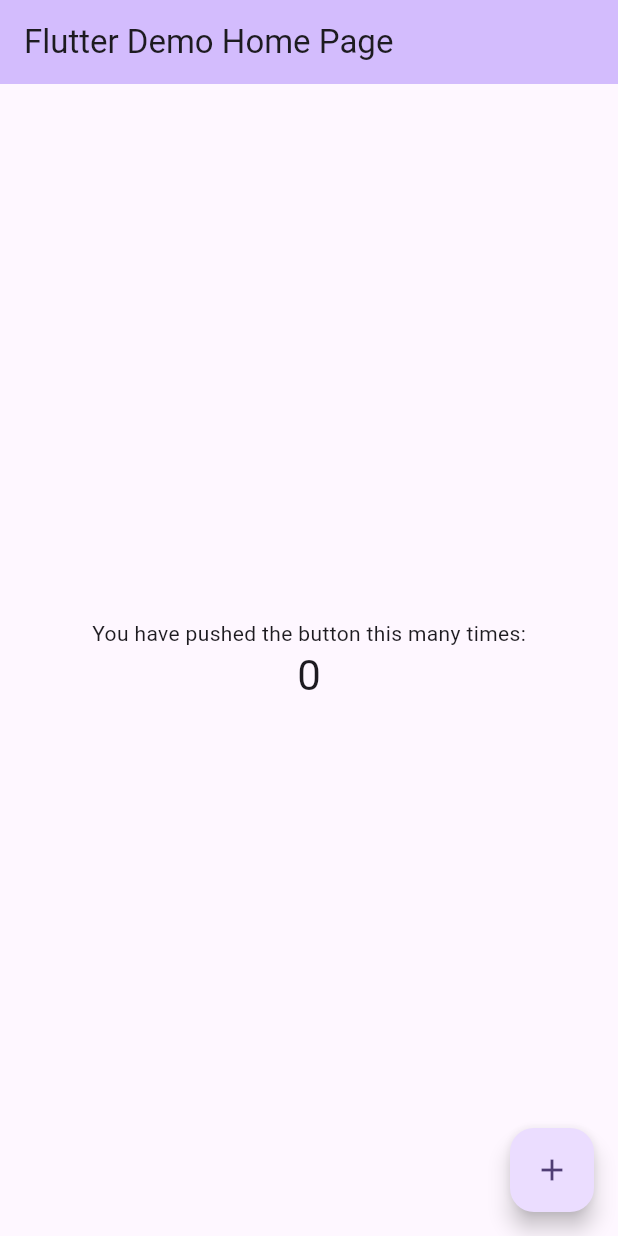
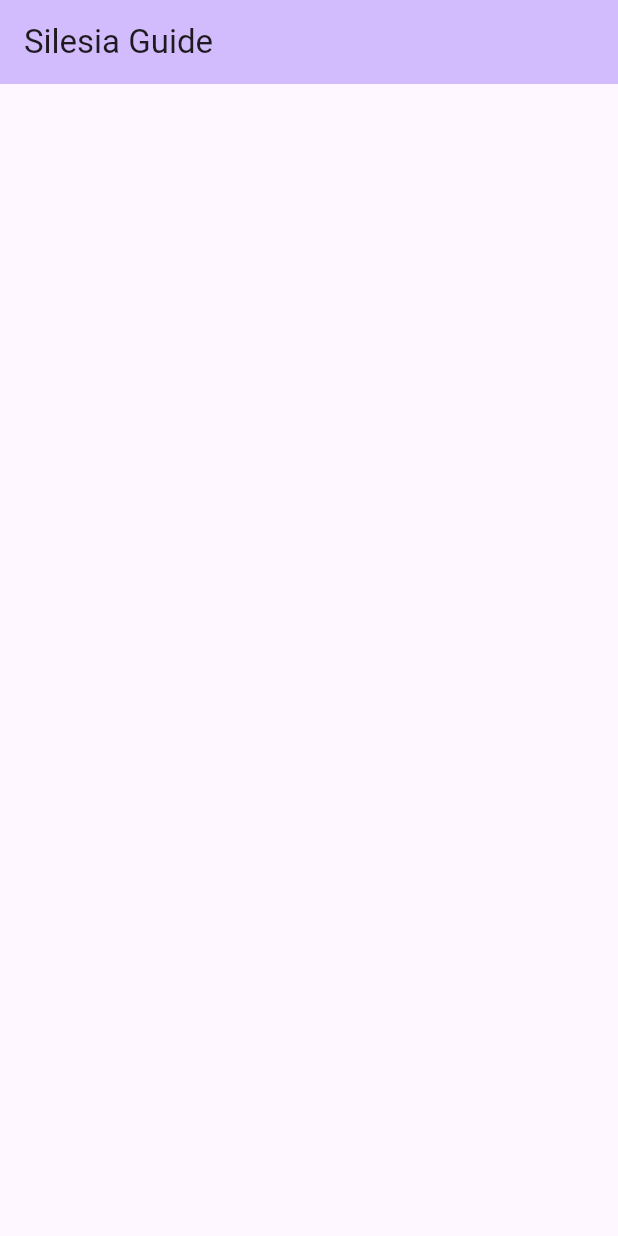
Before and after one commit to Sandra-chemist/Silesia-Guide, a Flutter app: the screen it shows after launch, on a phone screen of 412 x 824 dp. Run offline on Flutter 3.47's test engine with Material 3 defaults, Android fonts, the phone set to English and light mode, and no system bars.

Commit message:
cleaning code

```diff
--- a/lib/main.dart
+++ b/lib/main.dart
@@ -7,46 +7,21 @@ void main() {
 class MyApp extends StatelessWidget {
   const MyApp({super.key});
 
-  // This widget is the root of your application.
   @override
   Widget build(BuildContext context) {
     return MaterialApp(
       title: 'Flutter Demo',
       theme: ThemeData(
-        // This is the theme of your application.
-        //
-        // TRY THIS: Try running your application with "flutter run". You'll see
-        // the application has a purple toolbar. Then, without quitting the app,
-        // try changing the seedColor in the colorScheme below to Colors.green
-        // and then invoke "hot reload" (save your changes or press the "hot
-        // reload" button in a Flutter-supported IDE, or press "r" if you used
-        // the command line to start the app).
-        //
-        // Notice that the counter didn't reset back to zero; the application
-        // state is not lost during the reload. To reset the state, use hot
-        // restart instead.
-        //
-        // This works for code too, not just values: Most code changes can be
-        // tested with just a hot reload.
         colorScheme: ColorScheme.fromSeed(seedColor: Colors.deepPurple),
         useMaterial3: true,
       ),
-      home: const MyHomePage(title: 'Flutter Demo Home Page'),
+      home: const MyHomePage(title: 'Silesia Guide'),
     );
   }
 }
 
 class MyHomePage extends StatefulWidget {
   const MyHomePage({super.key, required this.title});
-
-  // This widget is the home page of your application. It is stateful, meaning
-  // that it has a State object (defined below) that contains fields that affect
-  // how it looks.
-
-  // This class is the configuration for the state. It holds the values (in this
-  // case the title) provided by the parent (in this case the App widget) and
-  // used by the build method of the State. Fields in a Widget subclass are
-  // always marked "final".
 
   final String title;
 
@@ -55,71 +30,13 @@ class MyHomePage extends StatefulWidget {
 }
 
 class _MyHomePageState extends State<MyHomePage> {
-  int _counter = 0;
-
-  void _incrementCounter() {
-    setState(() {
-      // This call to setState tells the Flutter framework that something has
-      // changed in this State, which causes it to rerun the build method below
-      // so that the display can reflect the updated values. If we changed
-      // _counter without calling setState(), then the build method would not be
-      // called again, and so nothing would appear to happen.
-      _counter++;
-    });
-  }
-
   @override
   Widget build(BuildContext context) {
-    // This method is rerun every time setState is called, for instance as done
-    // by the _incrementCounter method above.
-    //
-    // The Flutter framework has been optimized to make rerunning build methods
-    // fast, so that you can just rebuild anything that needs updating rather
-    // than having to individually change instances of widgets.
     return Scaffold(
       appBar: AppBar(
-        // TRY THIS: Try changing the color here to a specific color (to
-        // Colors.amber, perhaps?) and trigger a hot reload to see the AppBar
-        // change color while the other colors stay the same.
         backgroundColor: Theme.of(context).colorScheme.inversePrimary,
-        // Here we take the value from the MyHomePage object that was created by
-        // the App.build method, and use it to set our appbar title.
         title: Text(widget.title),
       ),
-      body: Center(
-        // Center is a layout widget. It takes a single child and positions it
-        // in the middle of the parent.
-        child: Column(
-          // Column is also a layout widget. It takes a list of children and
-          // arranges them vertically. By default, it sizes itself to fit its
-          // children horizontally, and tries to be as tall as its parent.
-          //
-          // Column has various properties to control how it sizes itself and
-          // how it positions its children. Here we use mainAxisAlignment to
-          // center the children vertically; the main axis here is the vertical
-          // axis because Columns are vertical (the cross axis would be
-          // horizontal).
-          //
-          // TRY THIS: Invoke "debug painting" (choose the "Toggle Debug Paint"
-          // action in the IDE, or press "p" in the console), to see the
-          // wireframe for each widget.
-          mainAxisAlignment: MainAxisAlignment.center,
-          children: <Widget>[
-            const Text(
-              'You have pushed the button this many times:',
-            ),
-            Text(
-              '$_counter',
-              style: Theme.of(context).textTheme.headlineMedium,
-            ),
-          ],
-        ),
-      ),
-      floatingActionButton: FloatingActionButton(
-        onPressed: _incrementCounter,
-        tooltip: 'Increment',
-        child: const Icon(Icons.add),
-      ), // This trailing comma makes auto-formatting nicer for build methods.
     );
   }
 }
```
